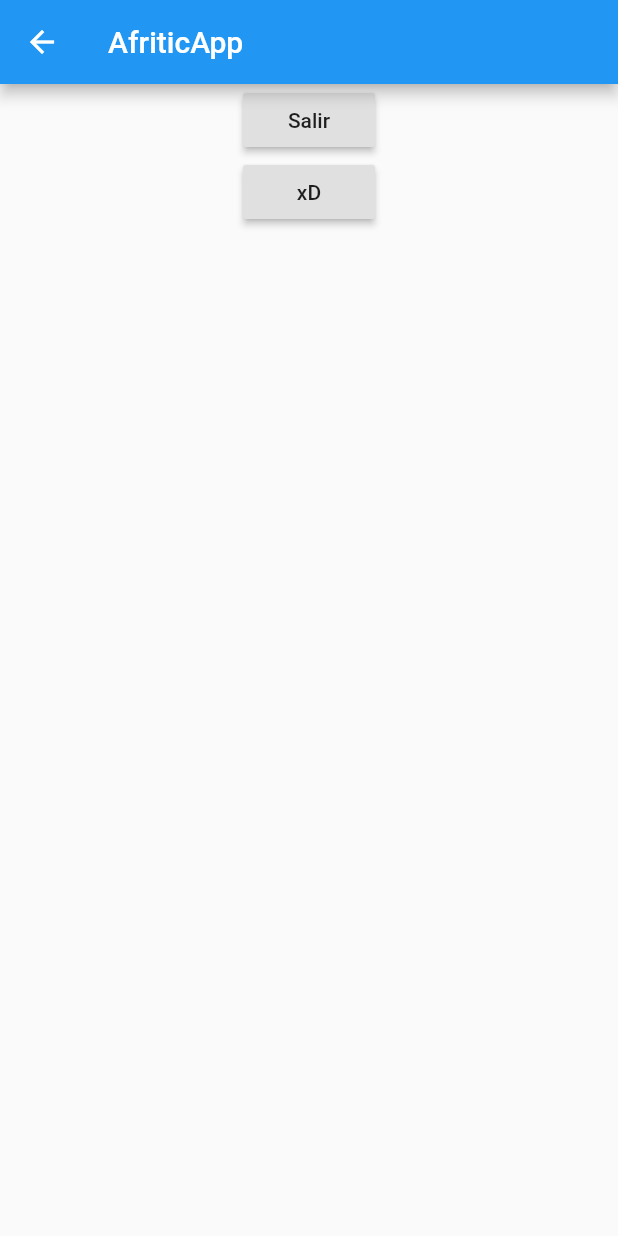
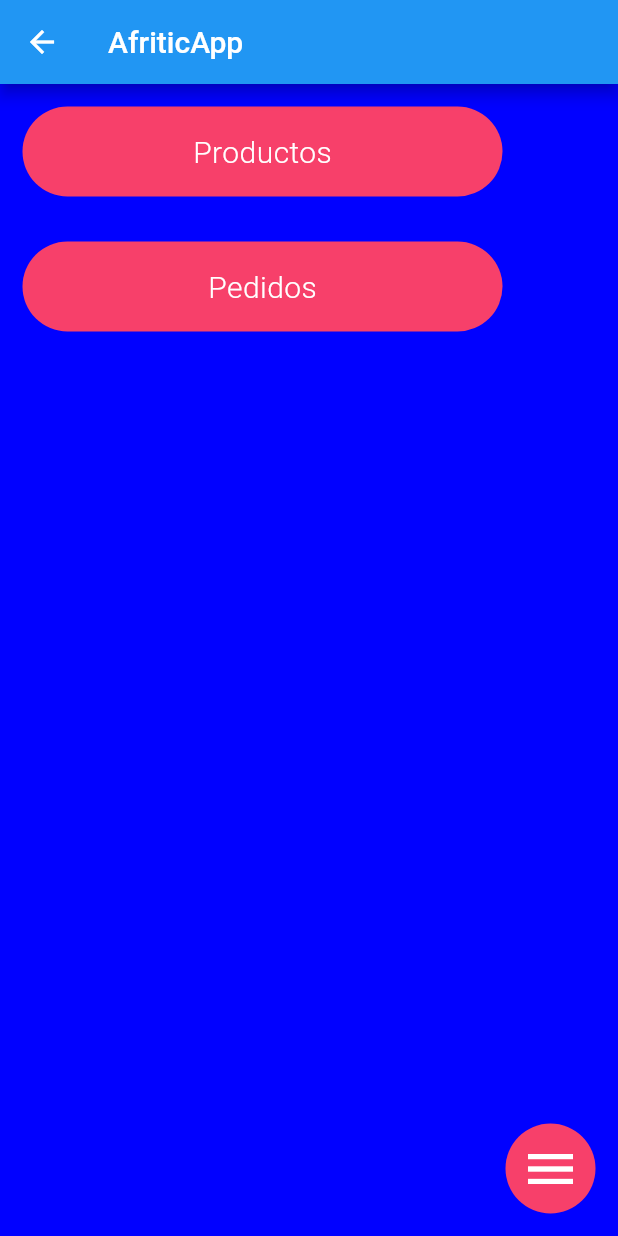
Before and after one commit to Wilopez95/AfriticApp_Mobile_Flutter, a Flutter app: the HomeScreen screen opened by its route, scrolled down 576 dp, after a tap on "Salir", on a phone screen of 412 x 824 dp. Run offline on Flutter 3.47's test engine with Material 2 defaults, Android fonts, the phone set to English and light mode, and no system bars; missing offline and left inert: swipedetector.

Commit message:
PedidosAppBar

```diff
--- a/afriticapp/lib/Components/PrototipoListaProductos.dart
+++ b/afriticapp/lib/Components/PrototipoListaProductos.dart
@@ -7,27 +7,27 @@
   Widget build(BuildContext context) {
     return (new Container(
       child: new Row(
+        mainAxisAlignment: MainAxisAlignment.spaceEvenly,
         children: <Widget>[
-          new Padding(
-            padding: EdgeInsets.all(10),
-            child: new Text(
-            "Imagen.jpg",
-            style: new TextStyle(
-                color: Colors.white,
-                fontSize: 20.0,
-                fontWeight: FontWeight.w300,
-                letterSpacing: 0.3,
+          new Container(
+            padding: EdgeInsets.only(left: 10,right: 10),
+            decoration: new BoxDecoration(
+              image: new DecorationImage(
+                fit: BoxFit.cover,
+                image: AssetImage(
+                "assets/avatars/avatar-3.jpg",
+                )
               ),
-            ),
+            )
           ),
           new Padding(
-            padding: EdgeInsets.all(10),
+            padding: EdgeInsets.only(left: 10,right: 10),
             child: new Column(
             children: <Widget>[
                 new Text(
                 text,
                 style: new TextStyle(
-                    color: Colors.white,
+                    color: Colors.black,
                     fontSize: 20.0,
                     fontWeight: FontWeight.w300,
                     letterSpacing: 0.3,
@@ -36,7 +36,7 @@
                 new Text(
                 text,
                 style: new TextStyle(
-                    color: Colors.white,
+                    color: Colors.black45,
                     fontSize: 20.0,
                     fontWeight: FontWeight.w300,
                     letterSpacing: 0.3,
@@ -45,12 +45,12 @@
               ],
             ),
           ),
-          new RaisedButton(
-            child: new Text("Botón-1"),
+          new IconButton(
+            icon: Icon(Icons.edit),
             onPressed: null,
           ),
-          new RaisedButton(
-            child: new Text("Botón-2"),
+          new IconButton(
+            icon: Icon(Icons.delete),
             onPressed: null,
           ),
         ],
--- a/afriticapp/lib/Routes.dart
+++ b/afriticapp/lib/Routes.dart
@@ -31,7 +31,7 @@
             );
           case '/pedidos':
             return new MyCustomRoute(
-              builder: (_) => new Productos(),
+              builder: (_) => new Pedidos(),
               settings: settings,
             );
         }
--- a/afriticapp/lib/Screens/Home/index.dart
+++ b/afriticapp/lib/Screens/Home/index.dart
@@ -148,7 +148,13 @@
 
     final _controller = new PageController();
 
-    MenuRoundButton menuButton = new MenuRoundButton(buttonGrowAnimation: buttonGrowAnimation,);
+    GestureDetector bMenu = new GestureDetector(
+      child: MenuRoundButton(buttonGrowAnimation: buttonGrowAnimation),
+      onTap: () {setState(() {
+              _controller.jumpToPage(1);
+            });
+            },
+    );
 
     GestureDetector bProd = new GestureDetector(
               child:
@@ -170,21 +176,17 @@
             },
           );
 
-    RaisedButton bMenu = new RaisedButton(
-            onPressed: (){
-            setState(() {
-              _controller.jumpToPage(0);
-            });
-            },
-            child: const Text("Menu"),
-            );
-
     AnimatedContainer mainPage = new AnimatedContainer(
       duration: Duration(seconds: 10),
       color: Color.fromARGB(255, 1, 1, 255),
       height: screenSize.height,
       width: screenSize.width,
-      child: Column(
+      child: Stack(
+        children: <Widget>[
+          Column(
+            crossAxisAlignment: CrossAxisAlignment.center,
+            mainAxisSize: MainAxisSize.max,
+            mainAxisAlignment: MainAxisAlignment.start,
             children: <Widget>[
               Padding(
                 child:bProd ,
@@ -195,13 +197,23 @@
                 child: bPedidos,
                 padding: EdgeInsets.all(15),
               ),
-          new PrototipoListaProductos(
+            ],
+
+          ),
+          /* new PrototipoListaProductos(
             text:"Textos"
-          ),
+          ), */
+          Column(
+            crossAxisAlignment: CrossAxisAlignment.center,
+            mainAxisSize: MainAxisSize.max,
+            mainAxisAlignment: MainAxisAlignment.end,
+            children:<Widget>[
               Container(
                 alignment: AlignmentDirectional.bottomEnd,
-            child: menuButton,
                 padding: EdgeInsets.all(15),
+                child: bMenu,
+              )
+            ] ,
           ),
         ]
       )
@@ -216,7 +228,7 @@
             RaisedButton(
             onPressed: (){
               setState(() {
-                _controller.jumpToPage(1);
+                _controller.jumpToPage(0);
               });
             },
             child: const Text("Salir"),
```
Also changed, not shown: afriticapp/lib/Screens/Pedidos/index.dart (+37 -9 lines), 3 other files. Lines whose indentation alone changed are shown as unchanged.
